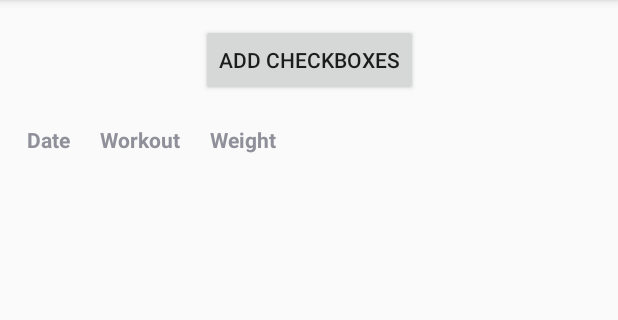
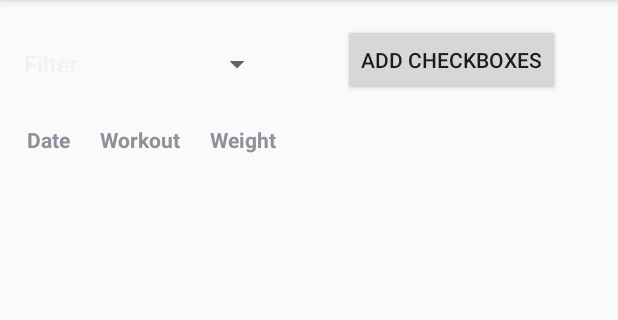
Before and after one commit to yomn61/WorkoutTracker, an Android app: the DisplayWorkoutsActivity screen opened directly, with no data from a screen before it, on a phone screen of 412 x 824 dp, the part 84-404 px from its top. Run offline under Robolectric (Android 15) with nearby library versions, the phone set to English and light mode, and no system bars.

Commit message:
Added log search by muscleGroup and then by workout afterwards
No existing reset button, need to back out of activity and then restart from there

```diff
--- a/app/src/main/java/com/learningmyway/me/workouttracker/DataEntryActivity.java
+++ b/app/src/main/java/com/learningmyway/me/workouttracker/DataEntryActivity.java
@@ -17,8 +17,6 @@ import android.widget.CalendarView;
 import android.widget.EditText;
 import android.widget.Spinner;
 import android.widget.TextView;
-
-import org.w3c.dom.Text;
 
 import java.util.Calendar;
 import java.util.Date;
--- a/app/src/main/java/com/learningmyway/me/workouttracker/DisplayWorkoutsActivity.java
+++ b/app/src/main/java/com/learningmyway/me/workouttracker/DisplayWorkoutsActivity.java
@@ -1,14 +1,15 @@
 package com.learningmyway.me.workouttracker;
 
-import android.content.Intent;
 import android.database.Cursor;
-import android.graphics.Typeface;
 import android.support.v7.app.AppCompatActivity;
 import android.os.Bundle;
 import android.util.Log;
 import android.view.View;
+import android.widget.AdapterView;
+import android.widget.ArrayAdapter;
 import android.widget.Button;
 import android.widget.CheckBox;
+import android.widget.Spinner;
 import android.widget.TableLayout;
 import android.widget.TableRow;
 import android.widget.TextView;
@@ -20,12 +21,12 @@ import java.util.List;
 
 import static com.learningmyway.me.workouttracker.ViewConstructionHelper.makeTextView;
 import static com.learningmyway.me.workouttracker.WorkoutsContract.WorkoutEntry.COLUMN_NAME_DATE;
-import static com.learningmyway.me.workouttracker.WorkoutsContract.WorkoutEntry
-        .COLUMN_NAME_MUSCLE_GROUP;
 import static com.learningmyway.me.workouttracker.WorkoutsContract.WorkoutEntry.COLUMN_NAME_WEIGHT;
 import static com.learningmyway.me.workouttracker.WorkoutsContract.WorkoutEntry.COLUMN_NAME_WORKOUT;
 import static com.learningmyway.me.workouttracker.WorkoutsContract.strToDate;
 import static com.learningmyway.me.workouttracker.WorkoutsDbHelper.getAll;
+import static com.learningmyway.me.workouttracker.WorkoutsDbHelper.getMuscleGroup;
+import static com.learningmyway.me.workouttracker.WorkoutsDbHelper.getWorkout;
 import static com.learningmyway.me.workouttracker.WorkoutsDbHelper.removeWorkout;
 
 public class DisplayWorkoutsActivity extends AppCompatActivity
@@ -37,6 +38,78 @@ public class DisplayWorkoutsActivity extends AppCompatActivity
         String buttonText = "Add CheckBoxes";
         Button b = (Button) findViewById(R.id.addRemoveCheckButton);
         b.setText(buttonText);
+    }
+
+    private void setUpFilterSpinner()
+    {
+        // Init muscle_group_spinner with the values in the strings file
+        Spinner muscle_group_spinner = (Spinner) findViewById(R.id.filter_spinner);
+        List<CharSequence> list = new ArrayList<CharSequence>(Arrays.asList(getResources().getStringArray(R.array.muscle_groups)));
+        list.add(0, getString(R.string.default_filter));
+        ArrayAdapter<CharSequence> adapter = new ArrayAdapter<CharSequence>(getApplicationContext(),
+                                                                            android.R.layout.simple_spinner_item,
+                                                                            list);
+        adapter.setDropDownViewResource(android.R.layout.simple_spinner_dropdown_item);
+        muscle_group_spinner.setAdapter(adapter);
+
+        // Make the workout_spinner change based on what muscle group is chosen
+        muscle_group_spinner.setOnItemSelectedListener(new AdapterView.OnItemSelectedListener()
+        {
+            @Override
+            public void onItemSelected(AdapterView<?> parent, View view, int position, long id)
+            {
+                // Makes the query parameters via the chosen muscle group
+                String muscleGroup = parent.getItemAtPosition(position).toString();
+
+                // If it is the default filter, don't do anything
+                if (muscleGroup.equals(getString(R.string.default_filter)))
+                    return;
+
+                // Resets the table using the query from the muscleGroup
+                makeTable(getMuscleGroup(getApplicationContext(), muscleGroup));
+
+                // Adding the workouts from that muscle group and the default filter at the beginning
+                muscleGroup = muscleGroup.toLowerCase() + "_workouts";
+
+                // Finds the array for that muscle group and adds it to the list
+                int identifier = getResources().getIdentifier(muscleGroup,
+                                                              "array",
+                                                              getPackageName());
+                List<CharSequence> list = new ArrayList<CharSequence>(Arrays.asList(getResources().getStringArray(identifier)));
+                list.add(0, getString(R.string.default_filter));
+                ArrayAdapter<CharSequence> adapter = new ArrayAdapter<CharSequence>(getApplicationContext(),
+                                                                                    android.R.layout.simple_spinner_item,
+                                                                                    list);
+                adapter.setDropDownViewResource(android.R.layout.simple_spinner_dropdown_item);
+
+                // The parent is the Spinner
+                Spinner spinner = (Spinner) parent;
+                spinner.setAdapter(adapter);
+                spinner.setOnItemSelectedListener(new AdapterView.OnItemSelectedListener()
+                {
+                    @Override
+                    public void onItemSelected(AdapterView<?> parent, View view, int position,
+                                               long id)
+                    {
+                        // Makes the query parameters via the chosen workout
+                        String workout = parent.getItemAtPosition(position).toString();
+
+                        // If it is the default filter, don't do anything
+                        if (workout.equals(getString(R.string.default_filter)))
+                            return;
+
+                        // Resets the table using the query from the muscleGroup
+                        makeTable(getWorkout(getApplicationContext(), workout));
+                    }
+
+                    @Override
+                    public void onNothingSelected(AdapterView<?> parent) { }
+                });
+            }
+
+            @Override
+            public void onNothingSelected(AdapterView<?> parent) { }
+        });
     }
 
     // Helper function to help generate individual rows for the table
@@ -54,12 +127,13 @@ public class DisplayWorkoutsActivity extends AppCompatActivity
     }
 
     // Helper function to generate the Table view
-    private void makeTable()
+    private void makeTable(Cursor cursor)
     {
-        Cursor cursor = getAll(getApplicationContext());
-
         // Building the Table
         TableLayout tl = (TableLayout) findViewById(R.id.tl);
+
+        // Clear the TableLayout before starting
+        tl.removeAllViews();
 
         // Column headers
         tl.addView(makeTableRow(new ArrayList<>(Arrays.asList("Date", "Workout", "Weight")), true));
@@ -86,7 +160,10 @@ public class DisplayWorkoutsActivity extends AppCompatActivity
         // Set the top button
         addCheckBoxesButton();
 
-        makeTable();
+        Cursor cursor = getAll(getApplicationContext());
+        makeTable(cursor);
+
+        setUpFilterSpinner();
     }
 
     // Adds checkboxes to each of the rows
--- a/app/src/main/java/com/learningmyway/me/workouttracker/ViewConstructionHelper.java
+++ b/app/src/main/java/com/learningmyway/me/workouttracker/ViewConstructionHelper.java
@@ -2,6 +2,7 @@ package com.learningmyway.me.workouttracker;
 
 import android.content.Context;
 import android.graphics.Typeface;
+import android.widget.ArrayAdapter;
 import android.widget.TextView;
 
 import static android.view.View.TEXT_ALIGNMENT_CENTER;
--- a/app/src/main/java/com/learningmyway/me/workouttracker/WorkoutsDbHelper.java
+++ b/app/src/main/java/com/learningmyway/me/workouttracker/WorkoutsDbHelper.java
@@ -111,6 +111,41 @@ public class WorkoutsDbHelper extends SQLiteOpenHelper
         Log.d(TAG, "removedWorkouts: " + Integer.toString(deletedRows));
     }
 
+    private static Cursor databaseQuery(Context context, String selection, String[] selectionArgs, String sortOrder)
+    {
+        SQLiteDatabase db = getInstance(context).getReadableDatabase();
+
+        Cursor cursor = db.query(TABLE_NAME,             // The table to query
+                                 null,           // The array of columns to return (pass null to
+                                 // get all)
+                                 selection,              // The columns for the WHERE clause
+                                 selectionArgs,          // The values for the WHERE clause
+                                 null,                  // don't group the rows
+                                 null,                   // don't filter by row groups
+                                 sortOrder               // The sort order
+        );
+
+        return cursor;
+    }
+
+    public static Cursor getMuscleGroup(Context context, String muscleGroup)
+    {
+        String sortOrder = COLUMN_NAME_DATE + " DESC";
+        String selection = selectionConstructor(false, true, false, false);
+        String[] selectionArgs = {muscleGroup};
+
+        return databaseQuery(context, selection, selectionArgs, sortOrder);
+    }
+
+    public static Cursor getWorkout(Context context, String workout)
+    {
+        String sortOrder = COLUMN_NAME_DATE + " DESC";
+        String selection = selectionConstructor(false, false, true, false);
+        String[] selectionArgs = {workout};
+
+        return databaseQuery(context, selection, selectionArgs, sortOrder);
+    }
+
     public static Cursor getAll(Context context)
     {
         String sortOrder = COLUMN_NAME_DATE + " DESC";
@@ -119,18 +154,6 @@ public class WorkoutsDbHelper extends SQLiteOpenHelper
 
     public static Cursor getAll(Context context, String sortOrder)
     {
-        SQLiteDatabase db = getInstance(context).getReadableDatabase();
-
-        Cursor cursor = db.query(TABLE_NAME,             // The table to query
-                                 null,           // The array of columns to return (pass null to
-                                 // get all)
-                                 null,              // The columns for the WHERE clause
-                                 null,          // The values for the WHERE clause
-                                 null,                  // don't group the rows
-                                 null,                   // don't filter by row groups
-                                 sortOrder               // The sort order
-        );
-
-        return cursor;
+        return databaseQuery(context, null, null, sortOrder);
     }
 }
--- a/app/src/main/res/layout/activity_display_workouts.xml
+++ b/app/src/main/res/layout/activity_display_workouts.xml
@@ -10,10 +10,12 @@
         android:id="@+id/addRemoveCheckButton"
         android:layout_width="wrap_content"
         android:layout_height="wrap_content"
+        android:layout_marginStart="8dp"
+        android:layout_marginLeft="8dp"
         android:layout_marginTop="16dp"
         android:onClick="addCheckBoxes"
         app:layout_constraintEnd_toEndOf="parent"
-        app:layout_constraintStart_toStartOf="parent"
+        app:layout_constraintStart_toEndOf="@+id/filter_spinner"
         app:layout_constraintTop_toTopOf="parent" />
 
     <ScrollView
@@ -39,4 +41,14 @@
 
         </TableLayout>
     </ScrollView>
+
+    <Spinner
+        android:id="@+id/filter_spinner"
+        android:layout_width="174dp"
+        android:layout_height="53dp"
+        android:layout_marginStart="8dp"
+        android:layout_marginLeft="8dp"
+        android:layout_marginTop="16dp"
+        app:layout_constraintStart_toStartOf="parent"
+        app:layout_constraintTop_toTopOf="parent" />
 </android.support.constraint.ConstraintLayout>
--- a/app/src/main/res/values/strings.xml
+++ b/app/src/main/res/values/strings.xml
@@ -5,6 +5,7 @@
     <string name="view_logs">View Logs</string>
     <string name="weight_no_hint">Amount (Weight/Reps)</string>
     <string name="today_button">Set to Today</string>
+    <string name="default_filter">Filter</string>
 
     <string-array name="muscle_groups">
         <item>Abs</item>
@@ -27,13 +28,13 @@
     </string-array>
 
     <string-array name="back_workouts">
+        <item>Barbell Row</item>
         <item>ChinUps</item>
         <item>Deadlift</item>
         <item>Dumbbell Row</item>
         <item>Hyperextension</item>
         <item>Lat Pulldown</item>
         <item>PullUps</item>
-        <item>RDL</item>
         <item>Sitting Row</item>
     </string-array>
 
@@ -57,6 +58,7 @@
         <item>Leg Extensions</item>
         <item>Leg Press</item>
         <item>Lunges</item>
+        <item>RDL</item>
     </string-array>
 
     <string-array name="arms_workouts">
```
